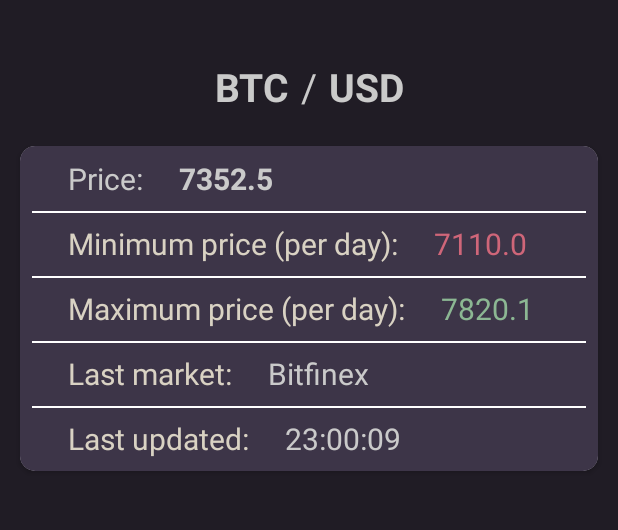
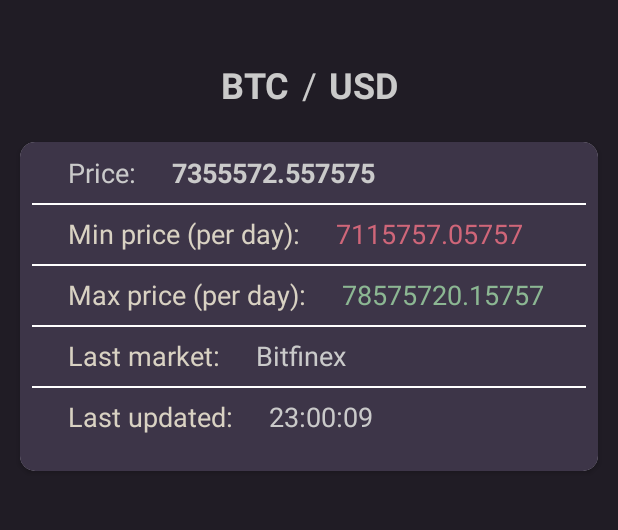
Before and after one commit to unoth/CryptoLookApp, an Android app: the layout fragment_coin_detail.xml on its own in the app's theme, with its tools: preview values and no code run, on a phone screen of 412 x 824 dp, the part 168-698 px from its top. Run offline under Robolectric (Android 15) with nearby library versions, the phone set to English and light mode, and no system bars.

Commit message:
fix(xml): edit font size, add correct scroll when screen os rotated

```diff
--- a/app/src/main/res/layout/fragment_coin_detail.xml
+++ b/app/src/main/res/layout/fragment_coin_detail.xml
@@ -1,5 +1,5 @@
 <?xml version="1.0" encoding="utf-8"?>
-<androidx.constraintlayout.widget.ConstraintLayout xmlns:android="http://schemas.android.com/apk/res/android"
+<androidx.core.widget.NestedScrollView xmlns:android="http://schemas.android.com/apk/res/android"
     xmlns:app="http://schemas.android.com/apk/res-auto"
     xmlns:tools="http://schemas.android.com/tools"
     android:id="@+id/main"
@@ -7,6 +7,10 @@
     android:layout_height="match_parent"
     android:background="@color/background"
     tools:context=".presentation.CoinDetailActivity">
+
+    <androidx.constraintlayout.widget.ConstraintLayout
+        android:layout_width="match_parent"
+        android:layout_height="wrap_content">
 
         <ImageView
             android:id="@+id/ivLogoCoin"
@@ -92,7 +96,7 @@
                     android:textStyle="bold"
                     app:layout_constraintStart_toEndOf="@id/tvPriceLabel"
                     app:layout_constraintTop_toTopOf="parent"
-                tools:text="7352.5" />
+                    tools:text="7355572.557575" />
 
                 <View
                     android:layout_width="match_parent"
@@ -123,7 +127,7 @@
                     android:textSize="@dimen/text_size_primary"
                     app:layout_constraintStart_toEndOf="@id/tvMinPriceLabel"
                     app:layout_constraintTop_toBottomOf="@id/tvPriceLabel"
-                tools:text="7110.0" />
+                    tools:text="7115757.05757" />
 
                 <View
                     android:layout_width="match_parent"
@@ -154,7 +158,7 @@
                     android:textSize="@dimen/text_size_primary"
                     app:layout_constraintStart_toEndOf="@id/tvMaxPriceLabel"
                     app:layout_constraintTop_toBottomOf="@id/tvMinPriceLabel"
-                tools:text="7820.1" />
+                    tools:text="78575720.15757" />
 
                 <View
                     android:layout_width="match_parent"
@@ -214,12 +218,12 @@
                     android:layout_margin="@dimen/padding_card_top_info"
                     android:textColor="@color/text_color_on_card"
                     android:textSize="@dimen/text_size_primary"
+                    app:layout_constraintBottom_toBottomOf="parent"
                     app:layout_constraintStart_toEndOf="@id/tvLastUpdateLabel"
                     app:layout_constraintTop_toBottomOf="@id/tvLastMarket"
                     tools:text="23:00:09" />
 
             </androidx.constraintlayout.widget.ConstraintLayout>
-
         </androidx.cardview.widget.CardView>
-
     </androidx.constraintlayout.widget.ConstraintLayout>
+</androidx.core.widget.NestedScrollView>
--- a/app/src/main/res/values/dimens.xml
+++ b/app/src/main/res/values/dimens.xml
@@ -1,10 +1,10 @@
 <?xml version="1.0" encoding="utf-8"?>
 <resources>
-    <dimen name="text_size_primary">20sp</dimen>
+    <dimen name="text_size_primary">18sp</dimen>
     <dimen name="text_size_secondary">16sp</dimen>
     <dimen name="padding_card">8dp</dimen>
     <dimen name="padding_primary">4dp</dimen>
-    <dimen name="text_size_info_label">26sp</dimen>
+    <dimen name="text_size_info_label">24sp</dimen>
     <dimen name="padding_card_top_info">16dp</dimen>
     <dimen name="margin_label_info">32dp</dimen>
     <dimen name="margin_card">4dp</dimen>
--- a/app/src/main/res/values/strings.xml
+++ b/app/src/main/res/values/strings.xml
@@ -5,8 +5,8 @@
     <string name="last_update_template">Last update time: %s</string>
     <string name="slash">/</string>
     <string name="price_label">Price:</string>
-    <string name="minimum_price_label">Minimum price (per day):</string>
-    <string name="maximum_price_label">Maximum price (per day):</string>
+    <string name="minimum_price_label">Min price (per day):</string>
+    <string name="maximum_price_label">Max price (per day):</string>
     <string name="last_market_label">Last market:</string>
     <string name="last_updated_label">Last updated:</string>
 </resources>
```
Lines whose indentation alone changed are shown as unchanged.
